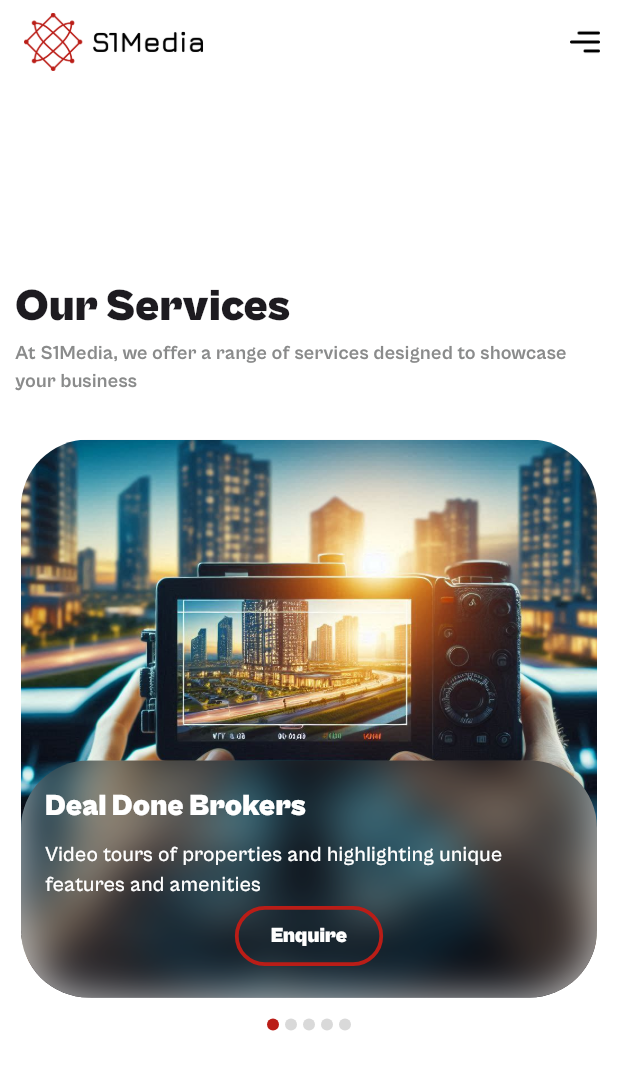
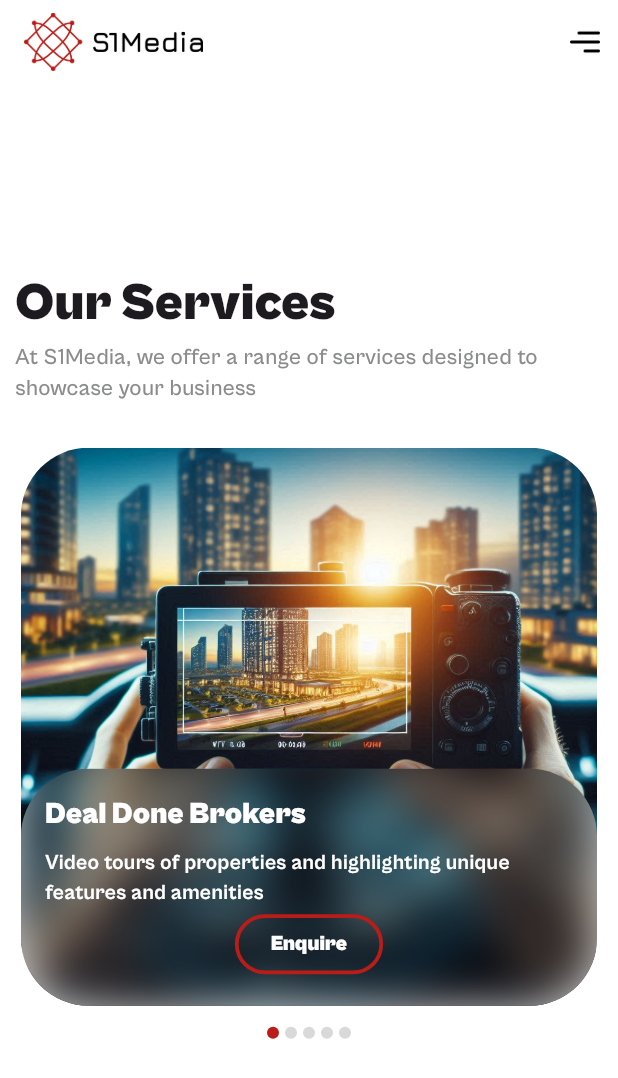
Before and after one commit to KodeInnovate-WorkSpace/s1media_app, a Flutter app: the HomeScreen screen opened directly, on a phone screen of 412 x 824 dp. Shown: the top 1078 px of the screen. Run offline on Flutter 3.47's test engine with Material 3 defaults, Android fonts, the phone set to English and light mode, and no system bars; drawn by our look-alikes of carousel_slider; our stand-ins replace cloud_firestore, firebase_core, flutter_dotenv, get, pinput, shared_preferences; missing offline and left inert: in_app_update, mailer; accounts and stored records are empty.

```diff
--- a/lib/screens/home.dart
+++ b/lib/screens/home.dart
@@ -1,5 +1,6 @@
 import 'dart:ui';
 import 'package:carousel_slider/carousel_slider.dart';
+import 'package:flutter/cupertino.dart';
 import 'package:flutter/material.dart';
 import 'package:flutter/services.dart';
 import 'package:get/get.dart';
@@ -49,7 +50,7 @@ class _HomeScreenState extends State<HomeScreen> {
       ),
       MyService(
         imagePath: "assets/royalz_hotels.jpeg",
-        title: "Royalz Hotels",
+        title: "Multi Businesses",
         subText: "Virtual tours of hotel facilities and highlighting services and guest experience",
       ),
     ];
@@ -98,9 +99,14 @@ class _HomeScreenState extends State<HomeScreen> {
                 width: 120,
               ),
 
+              const Divider(),
+
               //Contact us
-              ListTile(
-                title: Text("Contact Us"),
+              const ListTile(
+                title: Text(
+                  "Contact Us",
+                  style: TextStyle(fontFamily: 'cgb'),
+                ),
               ),
 
               //Logout Button
@@ -151,7 +157,15 @@ class _HomeScreenState extends State<HomeScreen> {
                             ],
                           ));
                 },
-                title: Text("Logout"),
+                leading: const Icon(
+                  Icons.logout,
+                  size: 18,
+                  color: Color(0xffdc3545),
+                ),
+                title: const Text(
+                  "Logout",
+                  style: TextStyle(fontFamily: 'cgb'),
+                ),
               ),
             ],
           ),
@@ -168,12 +182,12 @@ class _HomeScreenState extends State<HomeScreen> {
               "Our Services",
               style: TextStyle(
                 fontFamily: "cgblack",
-                fontSize: 30,
+                fontSize: 35,
               ),
             ),
             const Text(
               "At S1Media, we offer a range of services designed to showcase your business",
-              style: TextStyle(fontFamily: "cgb", fontSize: 13, color: Color(0xff8A8B8B)),
+              style: TextStyle(fontFamily: "cgm", fontSize: 15, color: Color(0xff8A8B8B)),
             ),
             const SizedBox(
               height: 25,
@@ -254,7 +268,7 @@ class _HomeScreenState extends State<HomeScreen> {
                         service.subText,
                         style: const TextStyle(
                           color: Colors.white,
-                          fontFamily: "cgm",
+                          fontFamily: "cgb",
                         ),
                       ),
                       // Enquire button
```
Also changed, not shown: lib/controller/textfield_controller.dart (added, +9 -0 lines), lib/screens/enquire_form.dart (+30 -17 lines), lib/widget/enquire_text_field.dart (+7 -2 lines).
